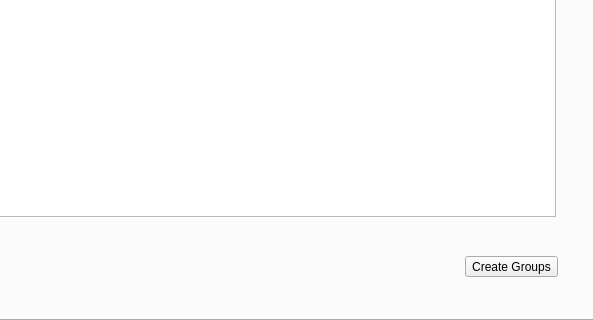
The window that Qt/LeaguePick/LeaguePick/mainwindow.ui (krayon/pinball-OPP) describes before a commit, drawn with Qt 5; both pictures show x 207 to 800 and y 160 to 480 of the 800 by 480 pixel window.
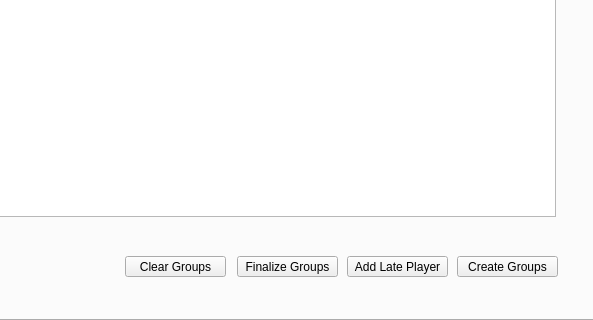
The same window after the commit. The open tabs and pages were chosen to show the change.

Commit message: Finish group creation.  Disable certain buttons during group creation such as changing the season.  Disable checkboxes of players that are already allocated to groups.  Add ability to create a new player, add to the current season, then add to the current meet.  Remove all instances of stoi since android doesn't support it (switched to sscanf).

```diff
--- a/Qt/LeaguePick/LeaguePick/mainwindow.ui
+++ b/Qt/LeaguePick/LeaguePick/mainwindow.ui
@@ -275,9 +275,9 @@
      <widget class="QPushButton" name="createGrpsBtn">
       <property name="geometry">
        <rect>
-        <x>670</x>
+        <x>662</x>
         <y>390</y>
-        <width>93</width>
+        <width>101</width>
         <height>21</height>
        </rect>
       </property>
@@ -285,6 +285,45 @@
        <string>Create Groups</string>
       </property>
      </widget>
+     <widget class="QPushButton" name="addLatePlyrBtn">
+      <property name="geometry">
+       <rect>
+        <x>552</x>
+        <y>390</y>
+        <width>101</width>
+        <height>21</height>
+       </rect>
+      </property>
+      <property name="text">
+       <string>Add Late Player</string>
+      </property>
+     </widget>
+     <widget class="QPushButton" name="finalizeGrpsBtn">
+      <property name="geometry">
+       <rect>
+        <x>442</x>
+        <y>390</y>
+        <width>101</width>
+        <height>21</height>
+       </rect>
+      </property>
+      <property name="text">
+       <string>Finalize Groups</string>
+      </property>
+     </widget>
+     <widget class="QPushButton" name="clearGrpsBtn">
+      <property name="geometry">
+       <rect>
+        <x>330</x>
+        <y>390</y>
+        <width>101</width>
+        <height>21</height>
+       </rect>
+      </property>
+      <property name="text">
+       <string>Clear Groups</string>
+      </property>
+     </widget>
     </widget>
     <widget class="QWidget" name="tab">
      <attribute name="title">
```
The commit also changes 14 other files.
